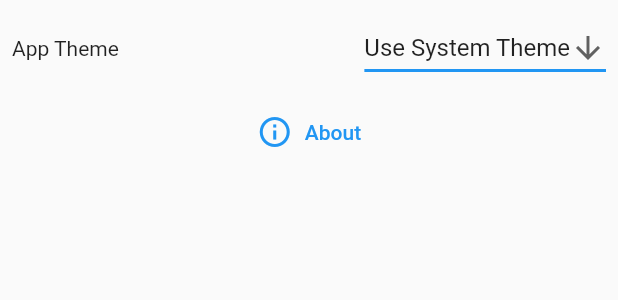
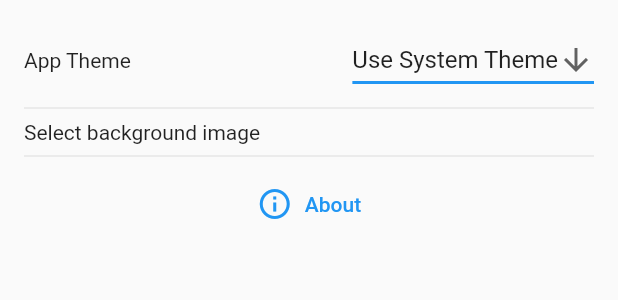
Before and after one commit to geometalab/PhotoUploadApp, a Flutter app: the SettingsFragment widget shown alone on an empty page, opened directly, on a phone screen of 412 x 824 dp. Shown: the top 300 px of the screen. Run offline on Flutter 3.47's test engine with Material 2 defaults, Android fonts, the phone set to English and light mode, and no system bars; our stand-ins replace connectivity, easy_dynamic_theme, flutter_dotenv, flutter_map, flutter_typeahead, geolocator and 4 more; missing offline and left inert: button_navigation_bar, flutter_branch_sdk, flutter_map_location_marker, flutter_map_marker_cluster, progress_tab_bar, webfeed; accounts and stored records are empty; network calls fail.

Commit message:
now implementing settings selector of background

```diff
--- a/projects/lib/api/pictureOfTheDayService.dart
+++ b/projects/lib/api/pictureOfTheDayService.dart
@@ -118,7 +118,6 @@ class PictureOfTheDayService {
           endIndex = input.indexOf("</i>", position);
           spans.add(TextSpan(
             text: input.substring(position + 3, endIndex),
-            style: new TextStyle(color: Colors.black45),
           ));
           position = endIndex + 4;
         } else {
@@ -158,7 +157,6 @@ class PictureOfTheDayService {
         }
         spans.add(TextSpan(
           text: input.substring(position, endIndex),
-          style: new TextStyle(color: Colors.black45),
         ));
         position = endIndex;
       }
--- a/projects/lib/fragments/articles/pictureOfTheDayFragment.dart
+++ b/projects/lib/fragments/articles/pictureOfTheDayFragment.dart
@@ -48,8 +48,9 @@ class PictureOfTheDayFragment extends StatelessWidget {
                           )),
                       Padding(padding: EdgeInsets.symmetric(vertical: 4.0)),
                       RichText(
-                        text:
-                            TextSpan(children: snapshot.data!.richDescription, style: TextStyle(height: 1.5)),
+                        text: TextSpan(
+                            children: snapshot.data!.richDescription,
+                            style: TextStyle(height: 1.5)),
                       ),
                       TextButton(
                         onPressed: () {
--- a/projects/lib/fragments/settingsFragment.dart
+++ b/projects/lib/fragments/settingsFragment.dart
@@ -21,21 +21,19 @@ class SettingsFragment extends StatelessWidget {
       throw ("App theme could not be determined");
     }
     return new Center(
+      child: Padding(
+        padding: EdgeInsets.all(16),
         child: Column(
           mainAxisAlignment: MainAxisAlignment.start,
           crossAxisAlignment: CrossAxisAlignment.center,
           children: [
+            // App Theme Selector
             Row(
               crossAxisAlignment: CrossAxisAlignment.center,
               mainAxisAlignment: MainAxisAlignment.spaceBetween,
               children: [
-              Padding(
-                padding: EdgeInsets.all(8),
-                child: Text("App Theme"),
-              ),
-              Padding(
-                  padding: EdgeInsets.all(8),
-                  child: DropdownButton<String>(
+                Text("App Theme"),
+                DropdownButton<String>(
                   value: dropdownValue,
                   onChanged: (String? newValue) {
                     if (newValue == "Light") {
@@ -63,9 +61,21 @@ class SettingsFragment extends StatelessWidget {
                       child: Text(value),
                     );
                   }).toList(),
-                  ))
+                )
               ],
             ),
+            Divider(),
+            // Background image selector
+            GestureDetector(
+              onTap: () {},
+              child: Row(
+                crossAxisAlignment: CrossAxisAlignment.center,
+                mainAxisAlignment: MainAxisAlignment.spaceBetween,
+                children: [Text("Select background image")],
+              ),
+            ),
+            Divider(),
+            // About button
             TextButton.icon(
               onPressed: () {
                 Navigator.push(
@@ -78,6 +88,7 @@ class SettingsFragment extends StatelessWidget {
             )
           ],
         ),
+      ),
     );
   }
 }
--- a/projects/lib/pages/menuDrawer.dart
+++ b/projects/lib/pages/menuDrawer.dart
@@ -173,8 +173,10 @@ class HomePageState extends State<HomePage> {
               decoration: BoxDecoration(
                 image: DecorationImage(
                   fit: BoxFit.cover,
-                  colorFilter: ColorFilter.mode(Colors.black45, BlendMode.darken),
-                  image: NetworkImage("https://upload.wikimedia.org/wikipedia/commons/thumb/e/ea/FCAB_EMD_GT22CU-3_San_Pedro_-_Ascotan.jpg/640px-FCAB_EMD_GT22CU-3_San_Pedro_-_Ascotan.jpg"),
+                  colorFilter:
+                      ColorFilter.mode(Colors.black45, BlendMode.darken),
+                  image: NetworkImage(
+                      "https://upload.wikimedia.org/wikipedia/commons/thumb/e/ea/FCAB_EMD_GT22CU-3_San_Pedro_-_Ascotan.jpg/640px-FCAB_EMD_GT22CU-3_San_Pedro_-_Ascotan.jpg"),
                 ),
               ),
               currentAccountPicture: UserAvatar(),
```
Also changed, not shown: projects/lib/fragments/homeFragment.dart (+7 -5 lines). Lines whose indentation alone changed are shown as unchanged.
